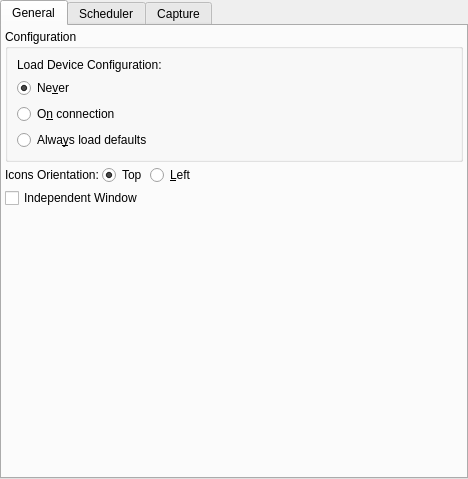
First picture: the form in kstars-astropi/kstars/ekos/opsekos.ui, repository Andre87osx/AstroPi-system, before the edit.
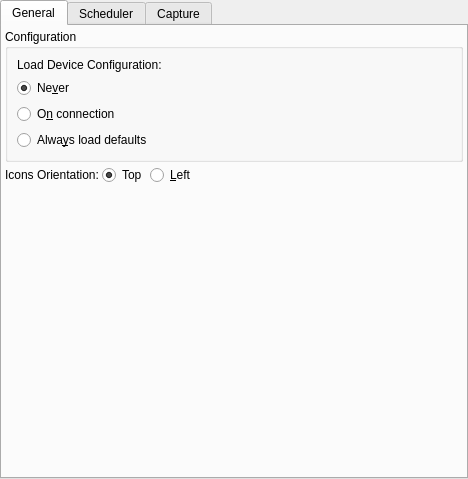
Second picture: the form after the edit. The open tabs and pages were chosen to show the change. Icons and pictures are not drawn.

Commit message: feat: integrate Ekos tabs into KStars UI and streamline window management

Patch:
```diff
--- a/kstars-astropi/kstars/ekos/opsekos.ui
+++ b/kstars-astropi/kstars/ekos/opsekos.ui
@@ -136,16 +136,6 @@
       </item>
      </layout>
     </item>
-    <item>
-     <widget class="QCheckBox" name="kcfg_independentWindowEkos">
-      <property name="toolTip">
-       <string>Make Ekos window independent from KStars main window. Requires restart to take effect.</string>
-      </property>
-      <property name="text">
-       <string>Independent Window</string>
-      </property>
-     </widget>
-    </item>
     <item>
      <spacer name="verticalSpacer_2">
       <property name="orientation">
```
The commit also changes 8 other files.
